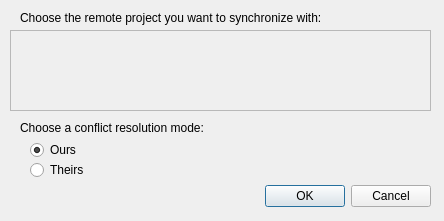
This is xl2/tao/pull_from_dialog.ui in c3d/tao3D as Qt 5 draws it before an edit. The edited form follows.
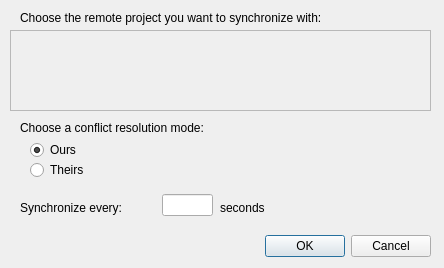
This is the edited form. Custom widgets are drawn as their Qt base class.

Commit message: Make synchronization interval configurable from dialog box

```diff
--- a/xl2/tao/pull_from_dialog.ui
+++ b/xl2/tao/pull_from_dialog.ui
@@ -7,7 +7,7 @@
     <x>0</x>
     <y>0</y>
     <width>444</width>
-    <height>221</height>
+    <height>268</height>
    </rect>
   </property>
   <property name="windowTitle">
@@ -23,7 +23,7 @@
    <property name="geometry">
     <rect>
      <x>120</x>
-     <y>180</y>
+     <y>230</y>
      <width>311</width>
      <height>32</height>
     </rect>
@@ -115,6 +115,45 @@
     <enum>QFrame::Raised</enum>
    </property>
   </widget>
+  <widget class="QLabel" name="everyLabel">
+   <property name="geometry">
+    <rect>
+     <x>20</x>
+     <y>200</y>
+     <width>141</width>
+     <height>16</height>
+    </rect>
+   </property>
+   <property name="text">
+    <string>Synchronize every:</string>
+   </property>
+  </widget>
+  <widget class="QLineEdit" name="updateInterval">
+   <property name="geometry">
+    <rect>
+     <x>162</x>
+     <y>194</y>
+     <width>51</width>
+     <height>22</height>
+    </rect>
+   </property>
+   <property name="alignment">
+    <set>Qt::AlignRight|Qt::AlignTrailing|Qt::AlignVCenter</set>
+   </property>
+  </widget>
+  <widget class="QLabel" name="secondsLabel">
+   <property name="geometry">
+    <rect>
+     <x>220</x>
+     <y>200</y>
+     <width>141</width>
+     <height>16</height>
+    </rect>
+   </property>
+   <property name="text">
+    <string>seconds</string>
+   </property>
+  </widget>
  </widget>
  <customwidgets>
   <customwidget>
```
The commit also changes 2 other files.
